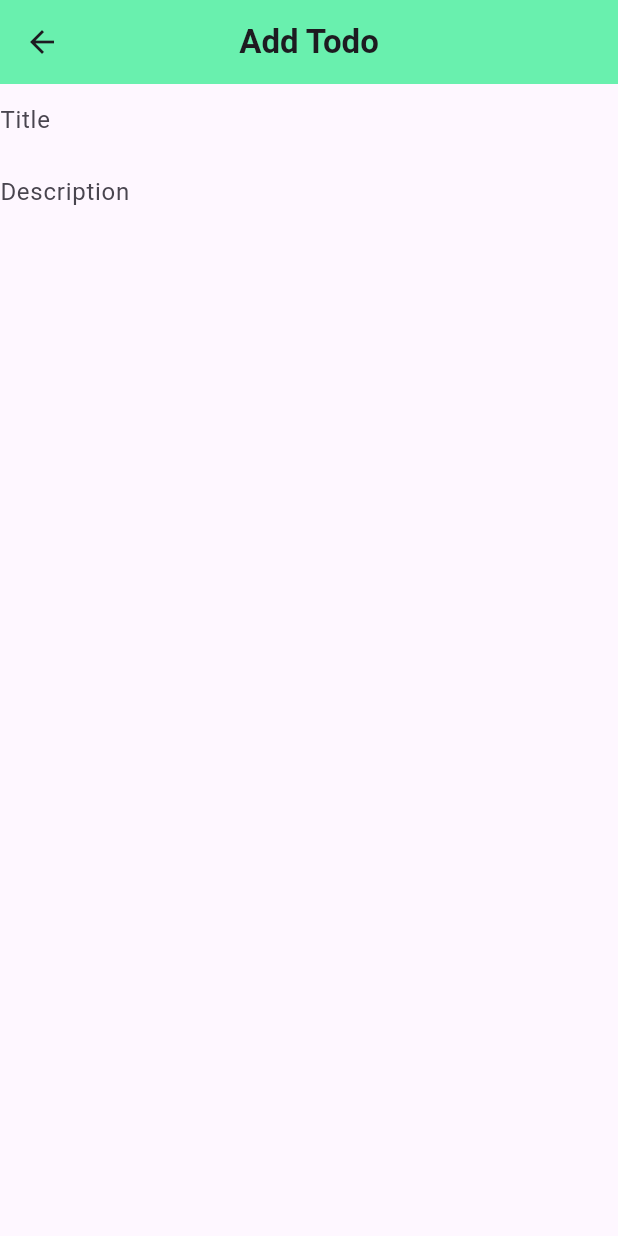
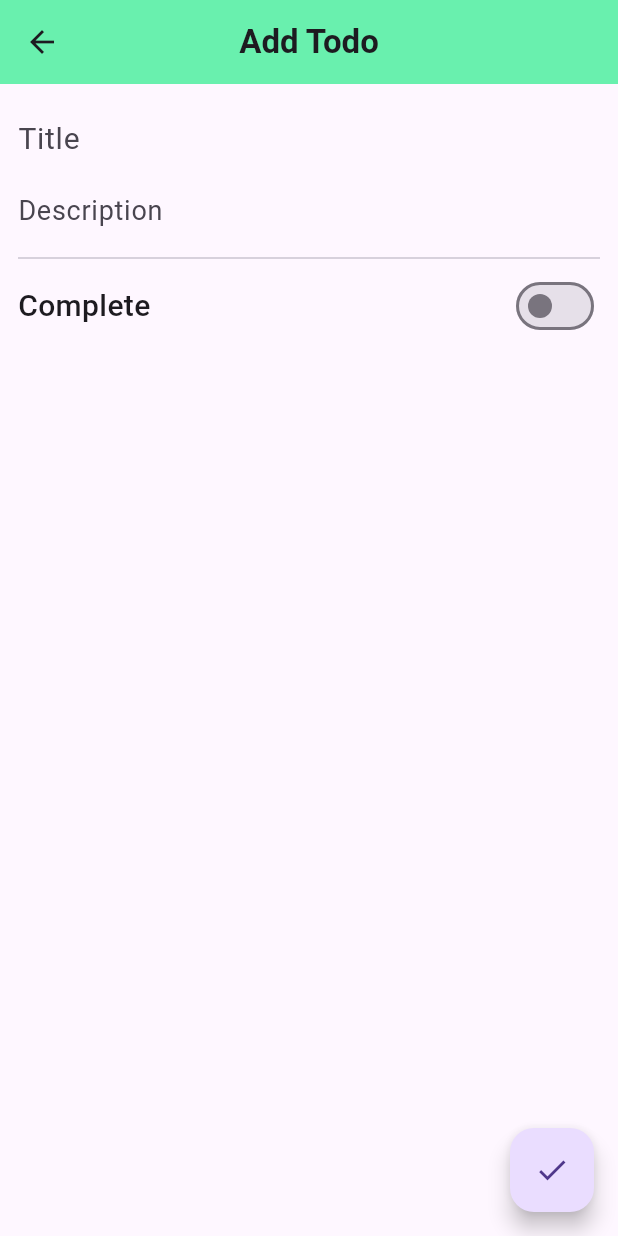
Before and after one commit to Weedanta/Study-Flutter-and-Dart, a Flutter app: the AddAndUpdateTodo screen opened directly, on a phone screen of 412 x 824 dp. Run offline on Flutter 3.47's test engine with Material 3 defaults, Android fonts, the phone set to English and light mode, and no system bars.

Commit message:
Add: Widgets on Add and Update Page

```diff
--- a/lib/pages/add_and_update_todo.dart
+++ b/lib/pages/add_and_update_todo.dart
@@ -8,6 +8,9 @@ class AddAndUpdateTodo extends StatefulWidget {
 }
 
 class _AddAndUpdateTodoState extends State<AddAndUpdateTodo> {
+  TextEditingController title = TextEditingController();
+  TextEditingController description = TextEditingController();
+  bool isComplete = false;
   @override
   Widget build(BuildContext context) {
     return Scaffold(
@@ -19,21 +22,53 @@ class _AddAndUpdateTodoState extends State<AddAndUpdateTodo> {
         ),
         centerTitle: true,
       ),
-          body: Column(
+      body: Padding(
+        padding: const EdgeInsets.all(12.0),
+        child: Column(
           children: [
             TextFormField(
+              style: const TextStyle(fontSize: 20, fontWeight: FontWeight.w400),
               decoration: InputDecoration(
                 hintText: 'Title',
                 border: InputBorder.none,
               ),
             ),
             TextFormField(
+              style: const TextStyle(fontSize: 18, fontWeight: FontWeight.w400),
               decoration: InputDecoration(
                 hintText: 'Description',
                 border: InputBorder.none,
               ),
             ),
+            const Divider(),
+            Row(
+              mainAxisAlignment: MainAxisAlignment.spaceBetween,
+              children: [
+                const Text(
+                  'Complete',
+                  style: TextStyle(fontSize: 20, fontWeight: FontWeight.w500),
+                ),
+                Switch(
+                  // This bool value toggles the switch.
+                  value: isComplete,
+                  activeColor: Colors.greenAccent,
+                  onChanged: (bool value) {
+                    // This is called when the user toggles the switch.
+                    setState(() {
+                      isComplete = value;
+                    });
+                  },
+                )
               ],
+            )
+          ],
+        ),
+      ),
+      floatingActionButton: FloatingActionButton(
+        onPressed: () {
+          Navigator.pop(context);
+        },
+        child: Icon(Icons.done),
       ),
     );
   }
```
Lines whose indentation alone changed are shown as unchanged.
